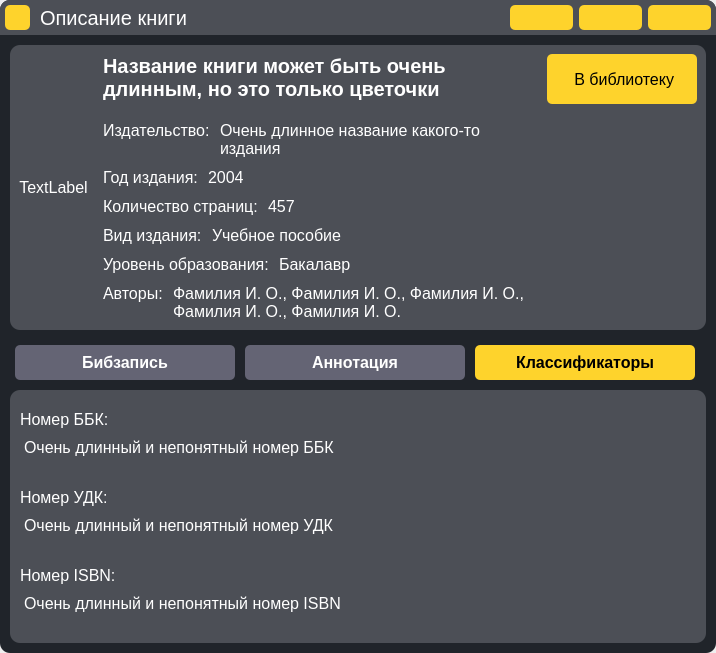
Qt form Design/qt_ui/book_window.ui (PereverzevIvan/Online_library_for_Polytech) before a commit.
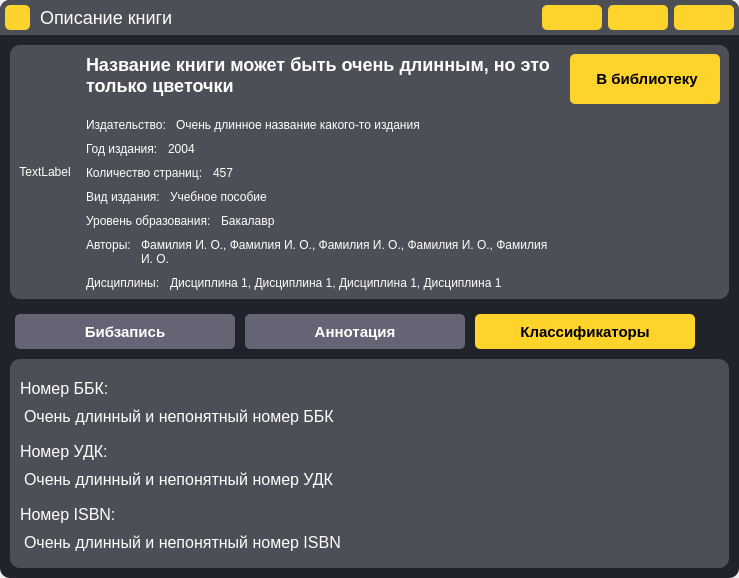
The same form after that commit. The open tabs and pages were chosen to show the change. Icons and pictures are not drawn.

What changed in the file:
```diff
--- a/Design/qt_ui/book_window.ui
+++ b/Design/qt_ui/book_window.ui
@@ -6,8 +6,8 @@
    <rect>
     <x>0</x>
     <y>0</y>
-    <width>716</width>
-    <height>653</height>
+    <width>739</width>
+    <height>578</height>
    </rect>
   </property>
   <property name="windowTitle">
@@ -18,7 +18,7 @@
 * {
 	margin: 0;
 	padding: 0;
-	font-size: 16px;
+	font-size: 12px;
 	outline: none;
 	font-family: &quot;Arial&quot;;
 }
@@ -64,6 +64,7 @@
 	height: 35px;
 	padding: 0px 10px;
 	margin: 0 5px;
+	font-size: 15px;
 	font-weight: 500;
 }
 
@@ -83,8 +84,8 @@
 }
 
 #book_title {
-	font-size: 20px;
-	font-weight: 500;
+	font-size: 18px;
+	font-weight: 600;
 }
 
 /* Buttons style */
@@ -94,6 +95,8 @@
 	padding: 0 10px 0 10px;
 	height: 40px;
 	color: black;
+	font-size: 15px;
+	font-weight: 500;
 }
 
 QPushButton:pressed {
@@ -201,7 +204,7 @@
 }
 
 #window_title {
-	font-size: 20px;
+	font-size: 18px;
 }
 
 #title_bar QPushButton {
@@ -274,16 +277,12 @@
 	background-color: transparent;
 	color: white;
 	font-size: 16px;
-	overflow: hidden;
-}
-
-#bbk_text, #udk_text, #isbn_text {
-	max-height: 60px;
 }
 
 #annotation_text {
 	font-size: 14px;
 }
+
 </string>
   </property>
   <layout class="QVBoxLayout" name="verticalLayout">
@@ -305,272 +304,7 @@
    <item>
     <widget class="QWidget" name="main_body" native="true">
      <property name="styleSheet">
-      <string notr="true">/* General */
-* {
-	margin: 0;
-	padding: 0;
-	font-size: 16px;
-	outline: none;
-	font-family: &quot;Arial&quot;;
-}
-
-QFrame {
-	border: none;
-}
-
-#main_body {
-	background-color: rgba(32,36,42,255);
-	border-radius: 10%;
-}
-
-#book_info {
-	background-color: rgb(76,79,86);
-	border-radius: 10%;
-}
-
-#error_label {
-	margin-top: 15px;
-}
-
-/* Tabs style */
-QTabWidget QLabel {
-	font-size: 16px;
-}
-
-QTabWidget::pane {
-	background: transparent;
-	border: none;
-	overflow: hidden;
-}
-
-QTabWidget::tab-bar {
-    alignment: center;
-}
-
-QTabBar::tab {
-	background-color: rgb(100,100,116);
-    color: white;
-    border-radius: 5px;
-	width: 200px;
-	height: 35px;
-	padding: 0px 10px;
-	margin: 0 5px;
-	font-weight: 500;
-}
-
-QTabBar::tab:selected {
-    background: rgba(254,211,44,255);
-	color: black;
-}
-
-#tab_background, #tab_background_2, #tab_background_3 {
-	background-color: rgb(76,79,86);
-	border-radius: 10%;
-}
-
-/* Qlabel style */
-QLabel {
-	color: white;
-}
-
-#book_title {
-	font-size: 20px;
-	font-weight: 500;
-}
-
-/* Buttons style */
-QPushButton {
-	background: rgba(254,211,44,255);
-	border-radius: 5px;
-	padding: 0 10px 0 10px;
-	height: 40px;
-	color: black;
-}
-
-QPushButton:pressed {
-	background: rgba(204,161, 44,255);
-	color: white;
-}
-
-/* Text input style */
-QLineEdit {
-	border-radius: 10%;
-	background-color: rgba(32,36,42,255);
-	color: white;
-	padding-left: 10px;
-	height: 40px;
-}
-
-QLineEdit:focus {
-	border: 2px solid rgba(254,211,44,255);
-}
-
-/* ComboBox style */
-QComboBox {
-	border-radius: 10%;
-	background-color: rgba(32,36,42,255);
-	color: white;
-	padding-left: 10px;
-	height: 40px;
-}
-
-QComboBox:on {
-    border-bottom-left-radius: 0px;
-    border-bottom-right-radius: 0px;
-}
-
-QComboBox::drop-down {
-    subcontrol-origin: padding;
-    subcontrol-position: top right;
-    width: 40px;
-	background-color: rgba(254,211,44,255);
-    border-top-right-radius: 10%;
-    border-bottom-right-radius: 10%;
-}
-
-QComboBox::drop-down:on {
-	border-bottom-left-radius: 0%;
-	border-bottom-right-radius: 0%;
-}
-
-QComboBox::down-arrow {
-    image: url(:/Icons/For_QT/chevron-down.svg);
-}
-
-QComboBox::down-arrow:on {
-    image: url(:/Icons/For_QT/chevron-up.svg);
-}
-
-QComboBox QAbstractItemView {
-	/* Style of the drop-down list */
-	padding: 10px 5px;
-	color: white;
-    selection-color: black;
-    selection-background-color: rgba(254,211,44,255);
-	font-size: 10pt;
-    box-shadow: transparent;
-	background-color: rgba(32,36,42,255);
-	border-bottom-left-radius: 10%;
-	border-bottom-right-radius: 10%;
-}
-
-/* CheckBox style */
-QCheckBox {
-	color: white;
-	border-radius: 10%;
-}
-
-QCheckBox::indicator:unchecked {
-	image: url(:/Icons/For_QT/square.svg);
-}
-
-QCheckBox::indicator:checked {
-	
-	image: url(:/Icons/For_QT/check-square.svg);
-}
-
-/* Scroll Area style */
-#scroll_widget {
-	background-color: transparent;
-	overflow: hidden;
-}
-
-QScrollArea, #scroll_area_container {
-	background-color: transparent;
-}
-
-#scroll_area_content {
-	background-color: rgb(76,79,86);
-	border-radius: 10%;
-}
-
-/* TitleBar style */
-#title_bar {
-	background-color: rgb(76,79,86);
-	border-top-left-radius: 10%;
-	border-top-right-radius: 10%;
-}
-
-#window_title {
-	font-size: 20px;
-}
-
-#title_bar QPushButton {
-	height: 25px;
-}
-
-#icon {
-	min-width: 25px;
-	min-height: 25px;
-	background: rgba(254,211,44,255);
-	border-radius: 5%;
-}
-
-/* ScrollBar style */
-/* VERTICAL SCROLLBAR */
- QScrollBar:vertical {
-	border: 1px solid rgba(254,211,44,255);
-	background-color: rgba(32,36,42,255);
-    width: 20px;
-	border-radius: 5%;
- }
-
-/*  HANDLE BAR VERTICAL */
-QScrollBar::handle:vertical {	
-	background-color: rgb(76,79,86);
-	min-height: 20px;
-	margin: 20px 0 20px 0;
-}
-QScrollBar::handle:vertical:hover{	
-	background: rgba(204,161, 44,255);
-}
-
-/* BTN TOP - SCROLLBAR */
-QScrollBar::sub-line:vertical {
-	border: none;
-	background: rgba(254,211,44,255);
-	height: 21px;
-	border-top-left-radius: 3%;
-	border-top-right-radius: 3%;
-	subcontrol-position: top;
-	subcontrol-origin: margin;
-}
-QScrollBar::sub-line:vertical:hover {	
-	background: rgba(204,161, 44,255);
-}
-
-/* BTN BOTTOM - SCROLLBAR */
-QScrollBar::add-line:vertical {
-	border: none;
-	background: rgba(254,211,44,255);
-	height: 21px;
-	border-bottom-left-radius: 3%;
-	border-bottom-right-radius: 3%;
-	subcontrol-position: bottom;
-	subcontrol-origin: margin;
-}
-QScrollBar::add-line:vertical:hover {	
-	background: rgba(204,161, 44,255);
-}
-
-/* RESET ARROW */
-QScrollBar::up-arrow:vertical, QScrollBar::down-arrow:vertical {
-	background: none;
-}
-QScrollBar::add-page:vertical, QScrollBar::sub-page:vertical {
-	background: none;
-}
-
-QTextBrowser {
-	background-color: transparent;
-	color: white;
-	font-size: 16px;
-}
-
-#bbk_text, #udk_text, #isbn_text {
-	max-height: 60px;
-}
-</string>
+      <string notr="true"/>
      </property>
      <layout class="QVBoxLayout" name="verticalLayout_2">
       <property name="spacing">
@@ -921,6 +655,12 @@
                   </property>
                   <item>
                    <widget class="QLabel" name="book_title">
+                    <property name="sizePolicy">
+                     <sizepolicy hsizetype="Expanding" vsizetype="Expanding">
+                      <horstretch>0</horstretch>
+                      <verstretch>0</verstretch>
+                     </sizepolicy>
+                    </property>
                     <property name="frameShape">
                      <enum>QFrame::Box</enum>
                     </property>
@@ -946,13 +686,10 @@
                     <property name="orientation">
                      <enum>Qt::Vertical</enum>
                     </property>
-                    <property name="sizeType">
-                     <enum>QSizePolicy::Fixed</enum>
-                    </property>
                     <property name="sizeHint" stdset="0">
                      <size>
                       <width>20</width>
-                      <height>10</height>
+                      <height>40</height>
                      </size>
                     </property>
                    </spacer>
@@ -960,7 +697,7 @@
                   <item>
                    <widget class="QFrame" name="row">
                     <property name="sizePolicy">
-                     <sizepolicy hsizetype="Expanding" vsizetype="Preferred">
+                     <sizepolicy hsizetype="Expanding" vsizetype="Expanding">
                       <horstretch>0</horstretch>
                       <verstretch>0</verstretch>
                      </sizepolicy>
@@ -1012,7 +749,7 @@
                      <item alignment="Qt::AlignTop">
                       <widget class="QLabel" name="publishings_label">
                        <property name="sizePolicy">
-                        <sizepolicy hsizetype="Expanding" vsizetype="Preferred">
+                        <sizepolicy hsizetype="Expanding" vsizetype="Expanding">
                          <horstretch>0</horstretch>
                          <verstretch>0</verstretch>
                         </sizepolicy>
@@ -1380,6 +1117,77 @@
                     </layout>
                    </widget>
                   </item>
+                  <item>
+                   <widget class="QFrame" name="row_10">
+                    <property name="sizePolicy">
+                     <sizepolicy hsizetype="Expanding" vsizetype="Preferred">
+                      <horstretch>0</horstretch>
+                      <verstretch>0</verstretch>
+                     </sizepolicy>
+                    </property>
+                    <property name="frameShape">
+                     <enum>QFrame::StyledPanel</enum>
+                    </property>
+                    <property name="frameShadow">
+                     <enum>QFrame::Raised</enum>
+                    </property>
+                    <layout class="QHBoxLayout" name="horizontalLayout_11">
+                     <property name="spacing">
+                      <number>10</number>
+                     </property>
+                     <property name="leftMargin">
+                      <number>0</number>
+                     </property>
+                     <property name="topMargin">
+                      <number>0</number>
+                     </property>
+                     <property name="rightMargin">
+                      <number>0</number>
+                     </property>
+                     <property name="bottomMargin">
+                      <number>0</number>
+                     </property>
+                     <item>
+                      <widget class="QLabel" name="label_7">
+                       <property name="sizePolicy">
+                        <sizepolicy hsizetype="Fixed" vsizetype="Preferred">
+                         <horstretch>0</horstretch>
+                         <verstretch>0</verstretch>
+                        </sizepolicy>
+                       </property>
+                       <property name="text">
+                        <string>Дисциплины:</string>
+                       </property>
+                       <property name="alignment">
+                        <set>Qt::AlignLeading|Qt::AlignLeft|Qt::AlignTop</set>
+                       </property>
+                      </widget>
+                     </item>
+                     <item alignment="Qt::AlignTop">
+                      <widget class="QLabel" name="discipline_label">
+                       <property name="sizePolicy">
+                        <sizepolicy hsizetype="Expanding" vsizetype="Preferred">
+                         <horstretch>0</horstretch>
+                         <verstretch>0</verstretch>
+                        </sizepolicy>
+                       </property>
+                       <property name="lineWidth">
+                        <number>1</number>
+                       </property>
+                       <property name="text">
+                        <string>Дисциплина 1, Дисциплина 1, Дисциплина 1, Дисциплина 1</string>
+                       </property>
+                       <property name="scaledContents">
+                        <bool>false</bool>
+                       </property>
+                       <property name="wordWrap">
+                        <bool>true</bool>
+                       </property>
+                      </widget>
+                     </item>
+                    </layout>
+                   </widget>
+                  </item>
                  </layout>
                 </widget>
                </item>
@@ -1694,8 +1502,14 @@
                      </property>
                     </widget>
                    </item>
-                   <item>
+                   <item alignment="Qt::AlignTop">
                     <widget class="QTextBrowser" name="bbk_text">
+                     <property name="sizePolicy">
+                      <sizepolicy hsizetype="Expanding" vsizetype="Minimum">
+                       <horstretch>0</horstretch>
+                       <verstretch>0</verstretch>
+                      </sizepolicy>
+                     </property>
                      <property name="minimumSize">
                       <size>
                        <width>0</width>
@@ -1705,9 +1519,15 @@
                      <property name="maximumSize">
                       <size>
                        <width>16777215</width>
-                       <height>60</height>
+                       <height>30</height>
                       </size>
                      </property>
+                     <property name="focusPolicy">
+                      <enum>Qt::NoFocus</enum>
+                     </property>
+                     <property name="horizontalScrollBarPolicy">
+                      <enum>Qt::ScrollBarAlwaysOff</enum>
+                     </property>
                      <property name="html">
                       <string>&lt;!DOCTYPE HTML PUBLIC &quot;-//W3C//DTD HTML 4.0//EN&quot; &quot;http://www.w3.org/TR/REC-html40/strict.dtd&quot;&gt;
 &lt;html&gt;&lt;head&gt;&lt;meta name=&quot;qrichtext&quot; content=&quot;1&quot; /&gt;&lt;style type=&quot;text/css&quot;&gt;
@@ -1771,6 +1591,12 @@
                    </item>
                    <item>
                     <widget class="QTextBrowser" name="udk_text">
+                     <property name="sizePolicy">
+                      <sizepolicy hsizetype="Expanding" vsizetype="Minimum">
+                       <horstretch>0</horstretch>
+                       <verstretch>0</verstretch>
+                      </sizepolicy>
+                     </property>
                      <property name="minimumSize">
                       <size>
                        <width>0</width>
@@ -1780,9 +1606,15 @@
                      <property name="maximumSize">
                       <size>
                        <width>16777215</width>
-                       <height>60</height>
+                       <height>30</height>
                       </size>
                      </property>
+                     <property name="focusPolicy">
+                      <enum>Qt::NoFocus</enum>
+                     </property>
+                     <property name="horizontalScrollBarPolicy">
+                      <enum>Qt::ScrollBarAlwaysOff</enum>
+                     </property>
                      <property name="html">
                       <string>&lt;!DOCTYPE HTML PUBLIC &quot;-//W3C//DTD HTML 4.0//EN&quot; &quot;http://www.w3.org/TR/REC-html40/strict.dtd&quot;&gt;
 &lt;html&gt;&lt;head&gt;&lt;meta name=&quot;qrichtext&quot; content=&quot;1&quot; /&gt;&lt;style type=&quot;text/css&quot;&gt;
@@ -1846,6 +1678,12 @@
                    </item>
                    <item>
                     <widget class="QTextBrowser" name="isbn_text">
+                     <property name="sizePolicy">
+                      <sizepolicy hsizetype="Expanding" vsizetype="Minimum">
+                       <horstretch>0</horstretch>
+                       <verstretch>0</verstretch>
+                      </sizepolicy>
+                     </property>
                      <property name="minimumSize">
                       <size>
                        <width>0</width>
@@ -1855,9 +1693,15 @@
                      <property name="maximumSize">
                       <size>
                        <width>16777215</width>
-                       <height>60</height>
+                       <height>30</height>
                       </size>
                      </property>
+                     <property name="focusPolicy">
+                      <enum>Qt::NoFocus</enum>
+                     </property>
+                     <property name="horizontalScrollBarPolicy">
+                      <enum>Qt::ScrollBarAlwaysOff</enum>
+                     </property>
                      <property name="html">
                       <string>&lt;!DOCTYPE HTML PUBLIC &quot;-//W3C//DTD HTML 4.0//EN&quot; &quot;http://www.w3.org/TR/REC-html40/strict.dtd&quot;&gt;
 &lt;html&gt;&lt;head&gt;&lt;meta name=&quot;qrichtext&quot; content=&quot;1&quot; /&gt;&lt;style type=&quot;text/css&quot;&gt;
```
Left out of the diff: 4 changed lines with no effect on the pictures.
